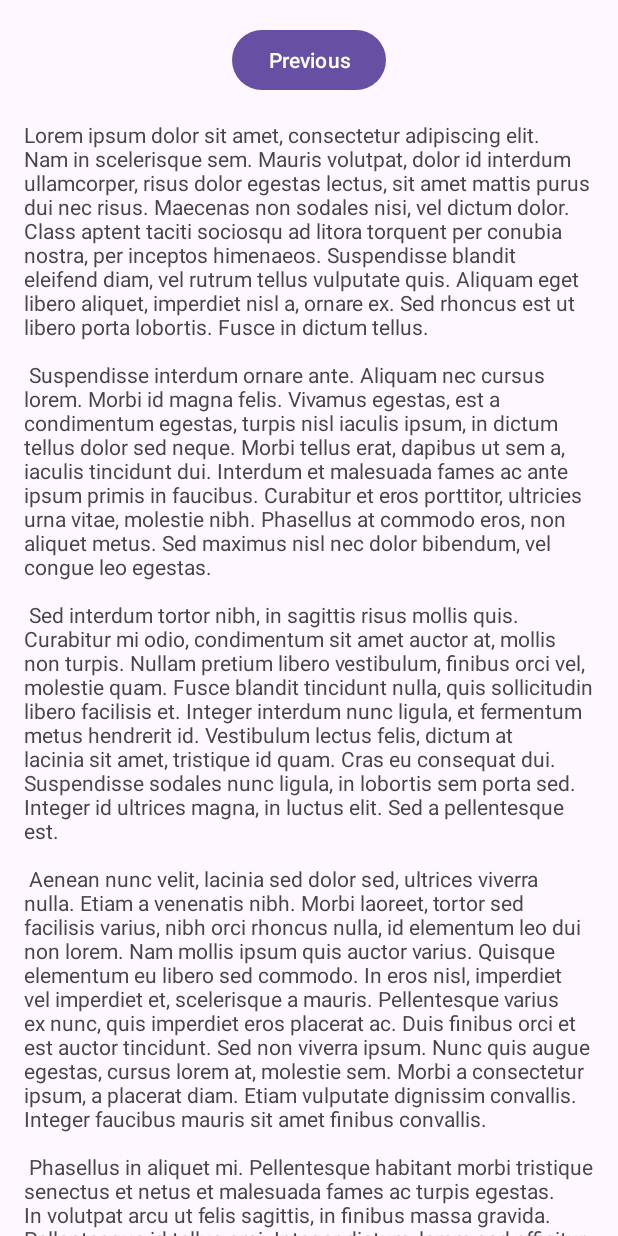
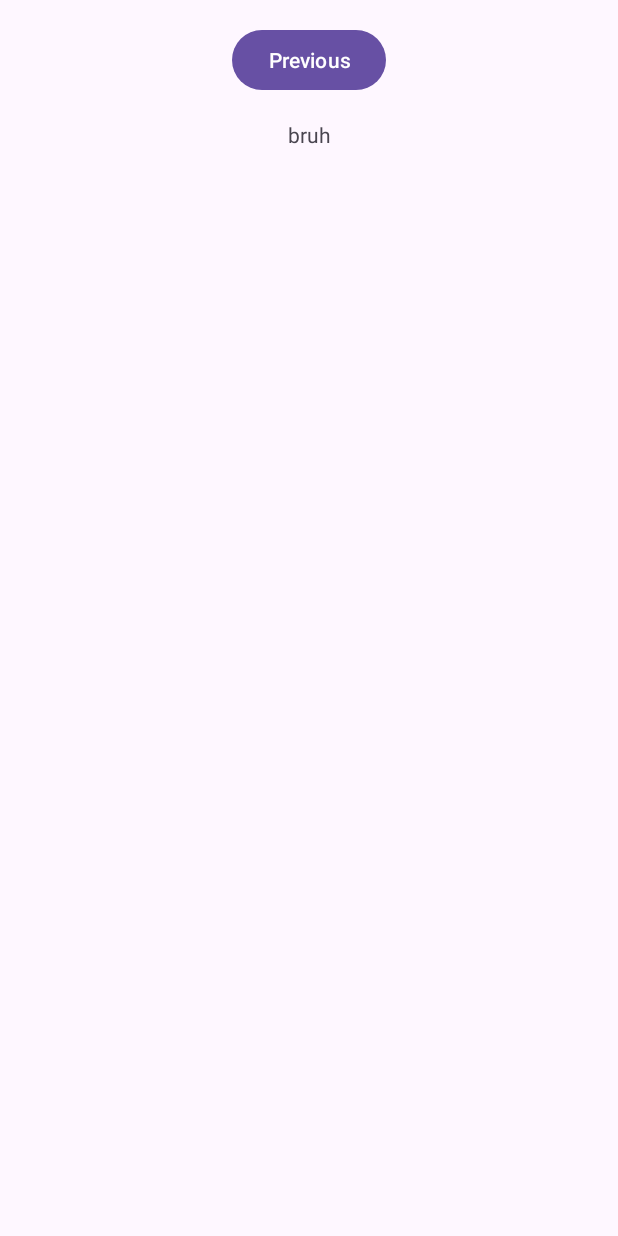
Before and after one commit to UOASOFTENG306/project-1-project-1-team-25, an Android app: the layout fragment_details.xml on its own in the app's theme, with its tools: preview values and no code run, on a phone screen of 412 x 824 dp. Run offline under Robolectric (Android 15) with nearby library versions, the phone set to English and light mode, and no system bars.

Commit message:
feat: added temporary navigation to DetailsFragment through Best Sellers header

```diff
--- a/app/src/main/java/com/example/techswap/DetailsFragment.java
+++ b/app/src/main/java/com/example/techswap/DetailsFragment.java
@@ -33,7 +33,7 @@ private FragmentDetailsBinding binding;
             @Override
             public void onClick(View view) {
                 NavHostFragment.findNavController(DetailsFragment.this)
-                        .navigate(R.id.action_SecondFragment_to_FirstFragment);
+                        .navigate(R.id.action_Details_to_Main);
             }
         });
     }
--- a/app/src/main/java/com/example/techswap/MainFragment.java
+++ b/app/src/main/java/com/example/techswap/MainFragment.java
@@ -64,11 +64,11 @@ private FragmentMainBinding binding;
     public void onViewCreated(@NonNull View view, Bundle savedInstanceState) {
         super.onViewCreated(view, savedInstanceState);
 
-        binding.categoryRecyclerView.setOnClickListener(new View.OnClickListener() {
+        binding.bestSellersHeader.setOnClickListener(new View.OnClickListener() {
             @Override
             public void onClick(View view) {
                 NavHostFragment.findNavController(MainFragment.this)
-                        .navigate(R.id.action_FirstFragment_to_SecondFragment);
+                        .navigate(R.id.action_Main_to_Details);
             }
         });
     }
--- a/app/src/main/res/layout/fragment_details.xml
+++ b/app/src/main/res/layout/fragment_details.xml
@@ -25,7 +25,7 @@
             android:layout_width="wrap_content"
             android:layout_height="wrap_content"
             android:layout_marginTop="16dp"
-        android:text="@string/lorem_ipsum"
+            android:text="bruh"
             app:layout_constraintBottom_toBottomOf="parent"
             app:layout_constraintEnd_toEndOf="parent"
             app:layout_constraintStart_toStartOf="parent"
--- a/app/src/main/res/values/strings.xml
+++ b/app/src/main/res/values/strings.xml
@@ -3,48 +3,13 @@
     <string name="action_search">Search</string>
     <string name="action_user">User</string>
     <string name="action_cart">Login</string>
+
     <!-- Strings used for fragments for navigation -->
-    <string name="first_fragment_label">First Fragment</string>
-    <string name="second_fragment_label">Second Fragment</string>
+    <string name="main_fragment_label">Main Fragment</string>
+    <string name="details_fragment_label">Details Fragment</string>
     <string name="next">Next</string>
     <string name="previous">Previous</string>
 
-    <string name="lorem_ipsum">
-        Lorem ipsum dolor sit amet, consectetur adipiscing elit. Nam in scelerisque sem. Mauris
-        volutpat, dolor id interdum ullamcorper, risus dolor egestas lectus, sit amet mattis purus
-        dui nec risus. Maecenas non sodales nisi, vel dictum dolor. Class aptent taciti sociosqu ad
-        litora torquent per conubia nostra, per inceptos himenaeos. Suspendisse blandit eleifend
-        diam, vel rutrum tellus vulputate quis. Aliquam eget libero aliquet, imperdiet nisl a,
-        ornare ex. Sed rhoncus est ut libero porta lobortis. Fusce in dictum tellus.\n\n
-        Suspendisse interdum ornare ante. Aliquam nec cursus lorem. Morbi id magna felis. Vivamus
-        egestas, est a condimentum egestas, turpis nisl iaculis ipsum, in dictum tellus dolor sed
-        neque. Morbi tellus erat, dapibus ut sem a, iaculis tincidunt dui. Interdum et malesuada
-        fames ac ante ipsum primis in faucibus. Curabitur et eros porttitor, ultricies urna vitae,
-        molestie nibh. Phasellus at commodo eros, non aliquet metus. Sed maximus nisl nec dolor
-        bibendum, vel congue leo egestas.\n\n
-        Sed interdum tortor nibh, in sagittis risus mollis quis. Curabitur mi odio, condimentum sit
-        amet auctor at, mollis non turpis. Nullam pretium libero vestibulum, finibus orci vel,
-        molestie quam. Fusce blandit tincidunt nulla, quis sollicitudin libero facilisis et. Integer
-        interdum nunc ligula, et fermentum metus hendrerit id. Vestibulum lectus felis, dictum at
-        lacinia sit amet, tristique id quam. Cras eu consequat dui. Suspendisse sodales nunc ligula,
-        in lobortis sem porta sed. Integer id ultrices magna, in luctus elit. Sed a pellentesque
-        est.\n\n
-        Aenean nunc velit, lacinia sed dolor sed, ultrices viverra nulla. Etiam a venenatis nibh.
-        Morbi laoreet, tortor sed facilisis varius, nibh orci rhoncus nulla, id elementum leo dui
-        non lorem. Nam mollis ipsum quis auctor varius. Quisque elementum eu libero sed commodo. In
-        eros nisl, imperdiet vel imperdiet et, scelerisque a mauris. Pellentesque varius ex nunc,
-        quis imperdiet eros placerat ac. Duis finibus orci et est auctor tincidunt. Sed non viverra
-        ipsum. Nunc quis augue egestas, cursus lorem at, molestie sem. Morbi a consectetur ipsum, a
-        placerat diam. Etiam vulputate dignissim convallis. Integer faucibus mauris sit amet finibus
-        convallis.\n\n
-        Phasellus in aliquet mi. Pellentesque habitant morbi tristique senectus et netus et
-        malesuada fames ac turpis egestas. In volutpat arcu ut felis sagittis, in finibus massa
-        gravida. Pellentesque id tellus orci. Integer dictum, lorem sed efficitur ullamcorper,
-        libero justo consectetur ipsum, in mollis nisl ex sed nisl. Donec maximus ullamcorper
-        sodales. Praesent bibendum rhoncus tellus nec feugiat. In a ornare nulla. Donec rhoncus
-        libero vel nunc consequat, quis tincidunt nisl eleifend. Cras bibendum enim a justo luctus
-        vestibulum. Fusce dictum libero quis erat maximus, vitae volutpat diam dignissim.
-    </string>
     <string name="browse_our_range">Browse Our Range</string>
     <string name="hot_deals">Hot Deals</string>
     <string name="best_sellers">Best Sellers</string>
```
Also changed, not shown: app/src/main/res/layout/activity_main.xml (+5 -3 lines), app/src/main/res/navigation/nav_graph.xml (+11 -11 lines). Lines whose indentation alone changed are shown as unchanged.
